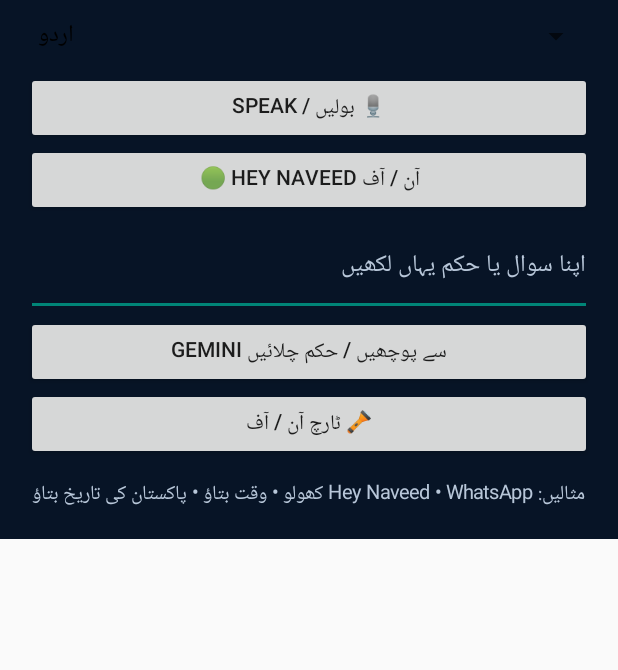
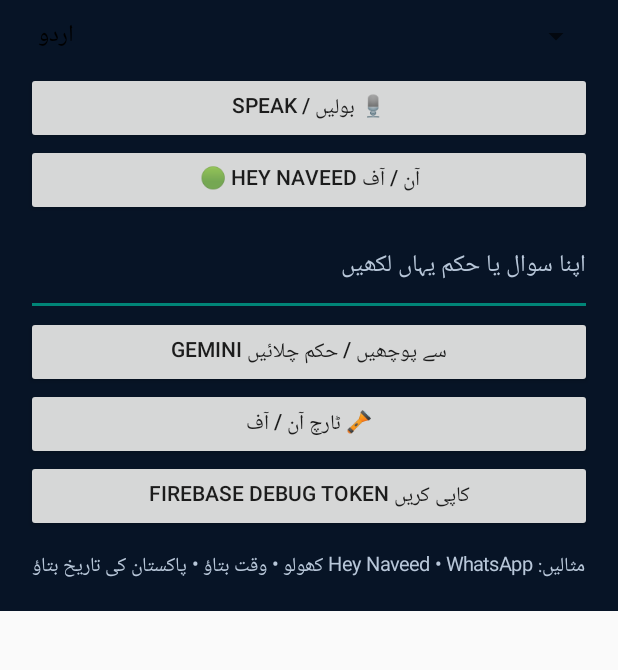
Before and after one commit to Pak-Point/NAVEED-AI, an Android app: the screen it shows after launch (MainActivity), on a phone screen of 412 x 824 dp, the part 232-902 px from its top. Run offline under Robolectric (Android 15) with nearby library versions, the phone set to English and light mode, and no system bars; 4 statements that could not run were skipped.

Commit message:
Add button to copy configured Firebase App Check debug token

```diff
--- a/android/app/src/main/java/com/naveedai/assistant/MainActivity.kt
+++ b/android/app/src/main/java/com/naveedai/assistant/MainActivity.kt
@@ -2,6 +2,8 @@ package com.naveedai.assistant
 
 import android.Manifest
 import android.app.Activity
+import android.content.ClipData
+import android.content.ClipboardManager
 import android.content.Intent
 import android.content.pm.PackageManager
 import android.hardware.camera2.CameraCharacteristics
@@ -145,6 +147,16 @@ class MainActivity : Activity(), TextToSpeech.OnInitListener {
         root.addView(Button(this).apply {
             text = "🔦 ٹارچ آن / آف"
             setOnClickListener { toggleTorch() }
+        })
+
+        root.addView(Button(this).apply {
+            text = "Firebase Debug Token کاپی کریں"
+            setOnClickListener {
+                val token = getString(R.string.firebase_app_check_debug_token)
+                val clipboard = getSystemService(CLIPBOARD_SERVICE) as ClipboardManager
+                clipboard.setPrimaryClip(ClipData.newPlainText("Firebase App Check Debug Token", token))
+                status.text = "Debug Token کاپی ہوگیا۔ اسے Firebase App Check میں رجسٹر کریں۔"
+            }
         })
 
         root.addView(TextView(this).apply {
```
